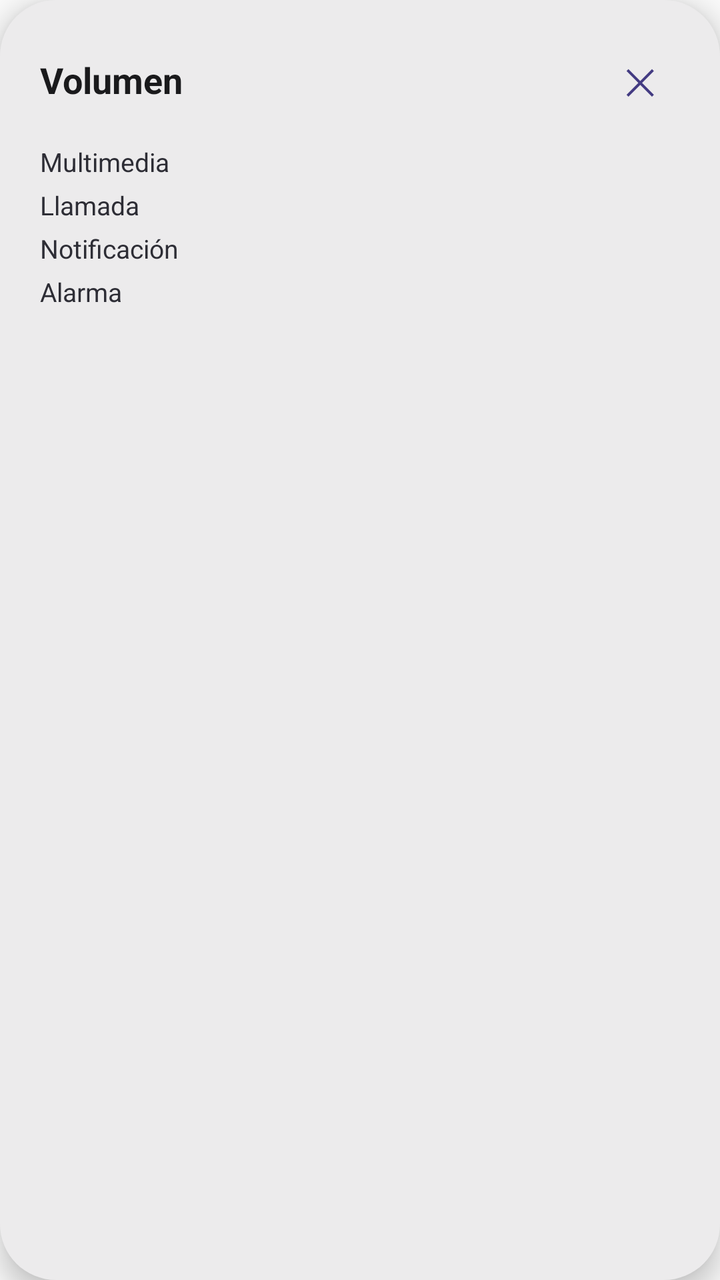
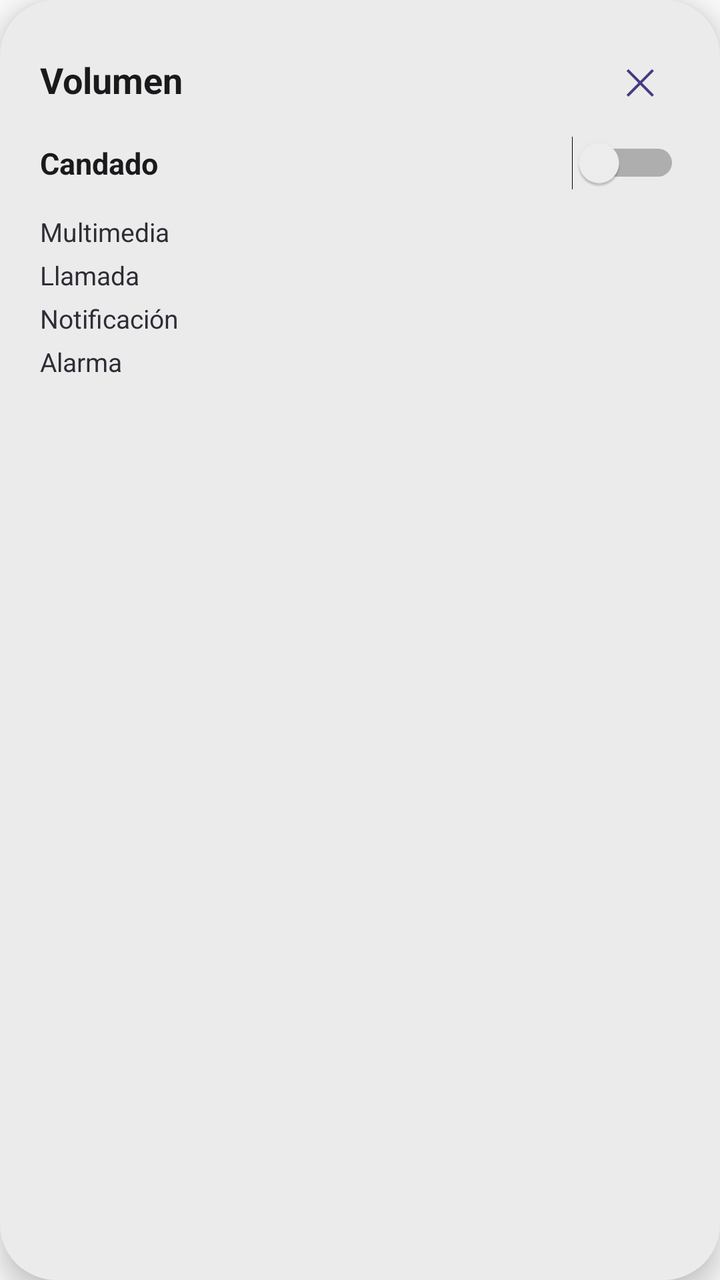

Two renders of the same Android screen: before a commit and after it. Below are the layout's source before the change and the commit's diff.
<!-- AndroidManifest.xml: application theme Theme.VolumeLock -->
<!-- res/layout/bubble_panel.xml -->
<?xml version="1.0" encoding="utf-8"?>
<LinearLayout xmlns:android="http://schemas.android.com/apk/res/android"
    android:layout_width="match_parent"
    android:layout_height="wrap_content"
    android:orientation="vertical"
    android:background="@drawable/panel_bg"
    android:padding="20dp"
    android:elevation="8dp">

    <RelativeLayout
        android:layout_width="match_parent"
        android:layout_height="wrap_content"
        android:layout_marginBottom="4dp">

        <TextView
            android:layout_width="wrap_content"
            android:layout_height="wrap_content"
            android:layout_alignParentStart="true"
            android:layout_centerVertical="true"
            android:text="Volumen"
            android:textColor="#1A1A1C"
            android:textSize="18sp"
            android:textStyle="bold" />

        <TextView
            android:id="@+id/panel_close"
            android:layout_width="40dp"
            android:layout_height="40dp"
            android:layout_alignParentEnd="true"
            android:gravity="center"
            android:text="✕"
            android:textColor="#433B82"
            android:textSize="18sp" />
    </RelativeLayout>

    <TextView android:layout_width="wrap_content" android:layout_height="wrap_content"
        android:layout_marginTop="8dp" android:text="Multimedia" android:textColor="#2D2D35" android:textSize="13sp" />
    <SeekBar android:id="@+id/sb_music" android:layout_width="match_parent" android:layout_height="wrap_content" />

    <TextView android:layout_width="wrap_content" android:layout_height="wrap_content"
        android:layout_marginTop="4dp" android:text="Llamada" android:textColor="#2D2D35" android:textSize="13sp" />
    <SeekBar android:id="@+id/sb_ring" android:layout_width="match_parent" android:layout_height="wrap_content" />

    <TextView android:layout_width="wrap_content" android:layout_height="wrap_content"
        android:layout_marginTop="4dp" android:text="Notificación" android:textColor="#2D2D35" android:textSize="13sp" />
    <SeekBar android:id="@+id/sb_notif" android:layout_width="match_parent" android:layout_height="wrap_content" />

    <TextView android:layout_width="wrap_content" android:layout_height="wrap_content"
        android:layout_marginTop="4dp" android:text="Alarma" android:textColor="#2D2D35" android:textSize="13sp" />
    <SeekBar android:id="@+id/sb_alarm" android:layout_width="match_parent" android:layout_height="wrap_content" />
</LinearLayout>
<!-- resources referenced by this layout -->
<resources>
  <!-- drawable panel_bg (drawable) -->
  <shape xmlns:android="http://schemas.android.com/apk/res/android" android:shape="rectangle">
      <solid android:color="#ECEBEC" />
      <corners android:radius="28dp" />
  </shape>
  <style name="Theme.VolumeLock" parent="android:Theme.Material.Light.NoActionBar" />
</resources>

<!-- the commit's change to res/layout/bubble_panel.xml (unified diff, before → after) -->
@@ -33,6 +33,30 @@
             android:textSize="18sp" />
     </RelativeLayout>
 
+    <LinearLayout
+        android:layout_width="match_parent"
+        android:layout_height="wrap_content"
+        android:orientation="horizontal"
+        android:gravity="center_vertical"
+        android:layout_marginTop="4dp"
+        android:layout_marginBottom="4dp">
+
+        <TextView
+            android:id="@+id/lock_label"
+            android:layout_width="0dp"
+            android:layout_height="wrap_content"
+            android:layout_weight="1"
+            android:text="Candado"
+            android:textColor="#1A1A1C"
+            android:textSize="15sp"
+            android:textStyle="bold" />
+
+        <Switch
+            android:id="@+id/sw_lock"
+            android:layout_width="wrap_content"
+            android:layout_height="wrap_content" />
+    </LinearLayout>
+
     <TextView android:layout_width="wrap_content" android:layout_height="wrap_content"
         android:layout_marginTop="8dp" android:text="Multimedia" android:textColor="#2D2D35" android:textSize="13sp" />
     <SeekBar android:id="@+id/sb_music" android:layout_width="match_parent" android:layout_height="wrap_content" />
